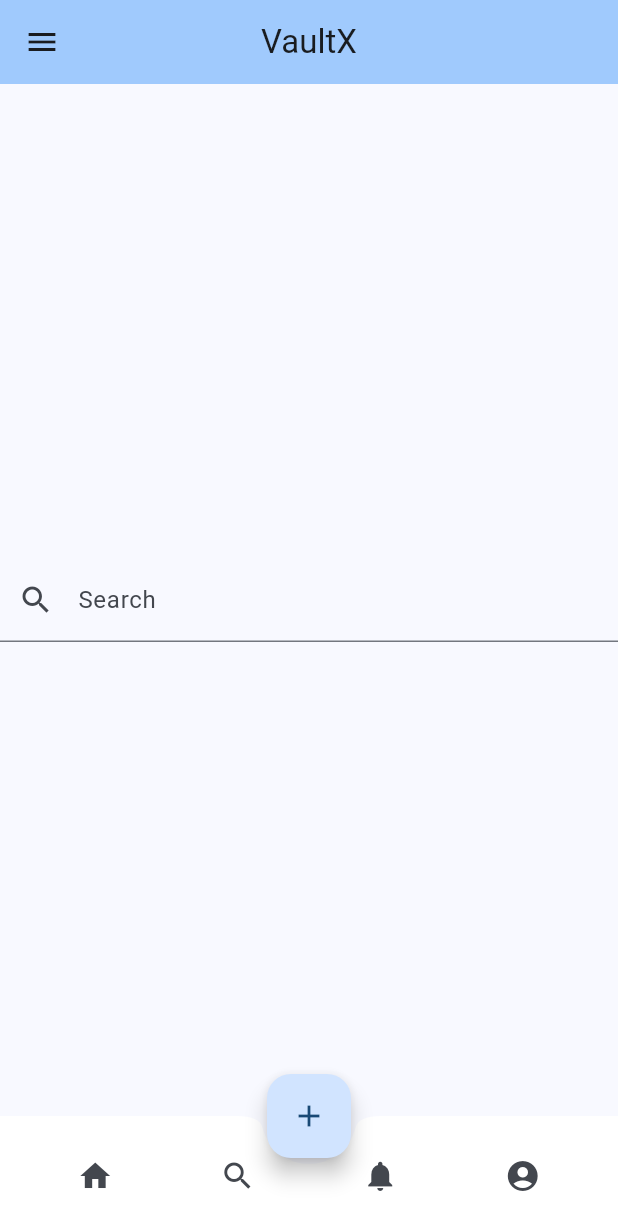
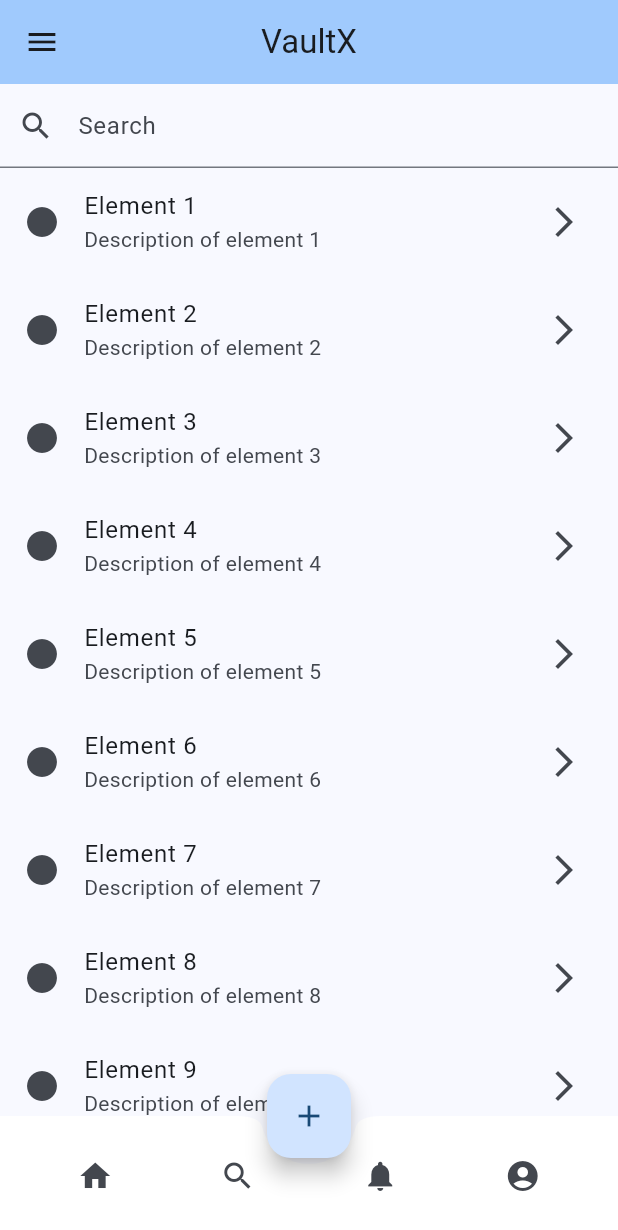
Before and after one commit to IgorKravtsov/VaultX, a Flutter app: the screen it shows after launch, on a phone screen of 412 x 824 dp. Shown: the top 1230 px of the screen. Run offline on Flutter 3.47's test engine with Material 3 defaults, Android fonts, the light colour scheme and no system bars; generated files the repository leaves out were written again.

Commit message:
Add list to home screen

```diff
--- a/lib/main.dart
+++ b/lib/main.dart
@@ -1,7 +1,7 @@
 import 'package:flutter/material.dart';
 import 'package:flutter_gen/gen_l10n/app_localizations.dart';
 
-import 'screens/home/home_screen.dart';
+import 'screens/home/home.dart';
 
 void main() {
   runApp(const MyApp());
--- /dev/null
+++ b/lib/screens/home/home.dart
@@ -0,0 +1 @@
+export 'home_screen.dart';
--- a/lib/screens/home/home_screen.dart
+++ b/lib/screens/home/home_screen.dart
@@ -1,4 +1,7 @@
 import 'package:flutter/material.dart';
+
+import 'ui/list.dart';
+import 'ui/search.dart';
 
 class HomeScreen extends StatelessWidget {
   const HomeScreen({super.key});
@@ -8,22 +11,8 @@ class HomeScreen extends StatelessWidget {
     return const Center(
       child: Column(
         mainAxisAlignment: MainAxisAlignment.center,
-        children: <Widget>[Search()],
+        children: <Widget>[Search(), Expanded(child: SegmentsList())],
       ),
     );
   }
 }
-
-class Search extends StatelessWidget {
-  const Search({super.key});
-
-  @override
-  Widget build(BuildContext context) {
-    return const TextField(
-      decoration: InputDecoration(
-        labelText: 'Search',
-        prefixIcon: Icon(Icons.search),
-      ),
-    );
-  }
-}
--- /dev/null
+++ b/lib/screens/home/model/segment.dart
@@ -0,0 +1,6 @@
+class Segment {
+  final String title;
+  final String description;
+
+  const Segment({required this.title, required this.description});
+}
--- /dev/null
+++ b/lib/screens/home/ui/list.dart
@@ -0,0 +1,32 @@
+import 'package:flutter/material.dart';
+
+import '../model/segment.dart';
+
+final segments = List.generate(
+  50,
+  (index) => Segment(
+    title: 'Element ${index + 1}',
+    description: 'Description of element ${index + 1}',
+  ),
+);
+
+class SegmentsList extends StatelessWidget {
+  const SegmentsList({super.key});
+
+  @override
+  Widget build(BuildContext context) {
+    return ListView.builder(
+      itemCount: segments.length,
+      itemBuilder: (context, index) {
+        final segment = segments[index];
+        return ListTile(
+          title: Text(segment.title),
+          subtitle: Text(segment.description),
+          leading: const Icon(Icons.circle),
+          trailing: const Icon(Icons.arrow_forward_ios),
+          onTap: () {},
+        );
+      },
+    );
+  }
+}
--- /dev/null
+++ b/lib/screens/home/ui/search.dart
@@ -0,0 +1,15 @@
+import 'package:flutter/material.dart';
+
+class Search extends StatelessWidget {
+  const Search({super.key});
+
+  @override
+  Widget build(BuildContext context) {
+    return const TextField(
+      decoration: InputDecoration(
+        labelText: 'Search',
+        prefixIcon: Icon(Icons.search),
+      ),
+    );
+  }
+}
```
